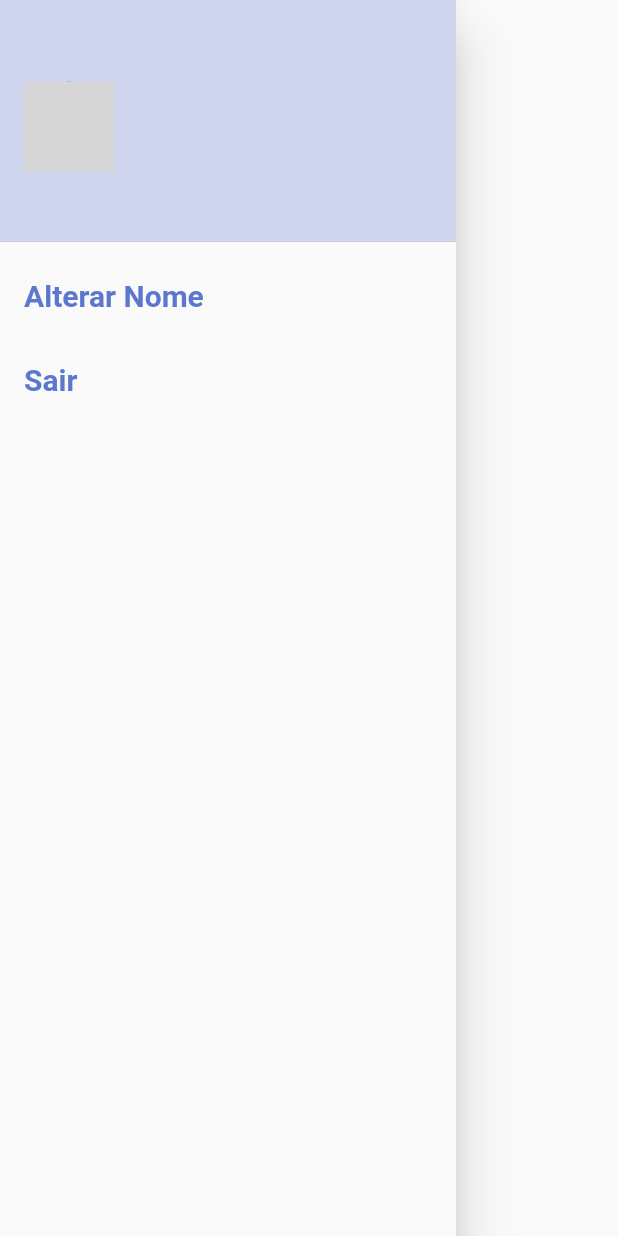
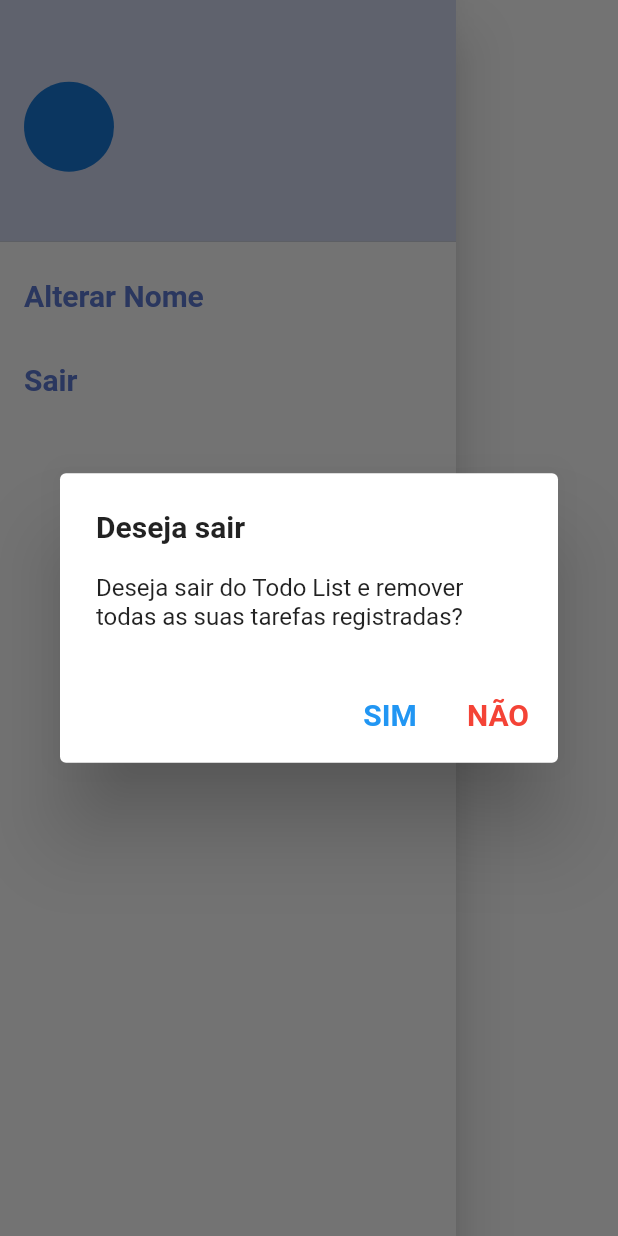
Before and after one commit to victorapc/todo_list_provider, a Flutter app: the HomeDrawer widget shown alone on an empty page, opened directly, after a tap on "Sair", on a phone screen of 412 x 824 dp. Run offline on Flutter 3.47's test engine with Material 2 defaults, Android fonts, the phone set to English and light mode, and no system bars; our stand-ins replace date_picker_timeline, firebase_auth, firebase_core, flutter_signin_button, google_fonts, google_sign_in and 3 more; missing offline and left inert: flutter_overlay_loader, validatorless; accounts and stored records are empty; network calls fail; Roboto replaces fonts that are missing (Mandali); grey boxes are pictures that could not be loaded.

Commit message:
Deslogar e remover todas as tasks.

```diff
--- a/lib/app/modules/home/widgets/home_drawer.dart
+++ b/lib/app/modules/home/widgets/home_drawer.dart
@@ -5,12 +5,75 @@ import 'package:provider/provider.dart';
 import 'package:todo_list_provider/app/core/auth/auth_provider.dart';
 import 'package:todo_list_provider/app/core/ui/messages.dart';
 import 'package:todo_list_provider/app/core/ui/theme_extensions.dart';
+import 'package:todo_list_provider/app/modules/home/home_controller.dart';
 import 'package:todo_list_provider/app/services/user/user_service.dart';
 
-class HomeDrawer extends StatelessWidget {
+class HomeDrawer extends StatefulWidget {
+  HomeDrawer({super.key});
+
+  @override
+  State<HomeDrawer> createState() => _HomeDrawerState();
+}
+
+class _HomeDrawerState extends State<HomeDrawer> {
   final nameVN = ValueNotifier<String>('');
+  final _nameFN = FocusNode();
 
-  HomeDrawer({super.key});
+  void _removeTasksAndLogout(BuildContext context) {
+    showDialog(
+      context: context,
+      builder: (BuildContext ctx) {
+        return AlertDialog(
+          title: const Text(
+            'Deseja sair',
+            style: TextStyle(
+              fontWeight: FontWeight.bold,
+            ),
+          ),
+          content: const Text(
+            'Deseja sair do Todo List e remover todas as suas tarefas registradas?',
+            style: TextStyle(
+              fontSize: 16,
+              height: 1.2,
+            ),
+          ),
+          actions: [
+            TextButton(
+              onPressed: () async {
+                await context.read<HomeController>().removeAllTasks();
+
+                if (!mounted) return;
+                // Deslogando usuário.
+                context.read<AuthProvider>().logout();
+
+                Navigator.of(context).pop();
+              },
+              child: const Text(
+                'SIM',
+                style: TextStyle(
+                  fontWeight: FontWeight.bold,
+                  fontSize: 20,
+                ),
+              ),
+            ),
+            TextButton(
+              onPressed: () {
+                Navigator.of(context).pop();
+              },
+              child: const Text(
+                'NÃO',
+                style: TextStyle(
+                  color: Colors.red,
+                  fontWeight: FontWeight.bold,
+                  fontSize: 20,
+                ),
+              ),
+            )
+          ],
+        );
+      },
+    );
+  }
 
   @override
   Widget build(BuildContext context) {
@@ -62,6 +125,8 @@ class HomeDrawer extends StatelessWidget {
               showDialog(
                   context: context,
                   builder: (_) {
+                    _nameFN.requestFocus();
+
                     return AlertDialog(
                       title: const Text(
                         'Alterar Nome',
@@ -71,6 +136,7 @@ class HomeDrawer extends StatelessWidget {
                         ),
                       ),
                       content: TextField(
+                        focusNode: _nameFN,
                         textCapitalization: TextCapitalization.words,
                         decoration: const InputDecoration(
                           hintText: 'Informe o novo nome.',
@@ -128,7 +194,7 @@ class HomeDrawer extends StatelessWidget {
             ),
           ),
           ListTile(
-            onTap: () => context.read<AuthProvider>().logout(),
+            onTap: () => _removeTasksAndLogout(context),
             title: Text(
               'Sair',
               style: TextStyle(
--- a/lib/app/modules/home/widgets/task.dart
+++ b/lib/app/modules/home/widgets/task.dart
@@ -48,6 +48,7 @@ class _TaskState extends State<Task> {
                 'SIM',
                 style: TextStyle(
                   fontWeight: FontWeight.bold,
+                  fontSize: 20,
                 ),
               ),
             ),
@@ -58,7 +59,9 @@ class _TaskState extends State<Task> {
               child: const Text(
                 'NÃO',
                 style: TextStyle(
+                  color: Colors.red,
                   fontWeight: FontWeight.bold,
+                  fontSize: 20,
                 ),
               ),
             )
```
Also changed, not shown: lib/app/modules/home/home_controller.dart (+8 -0 lines).
